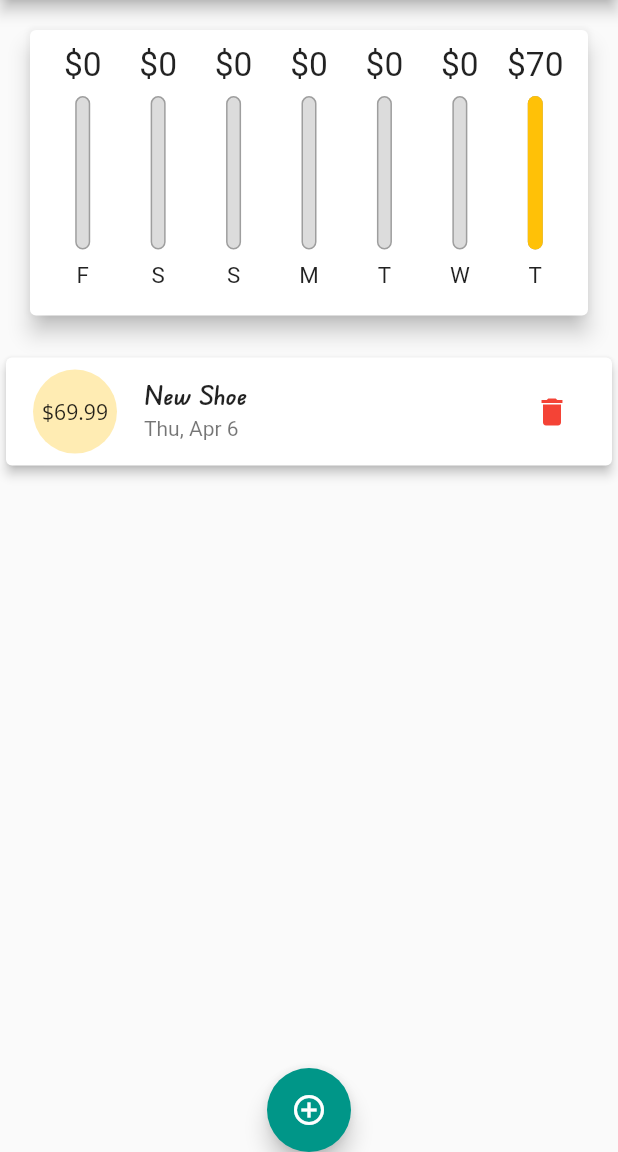
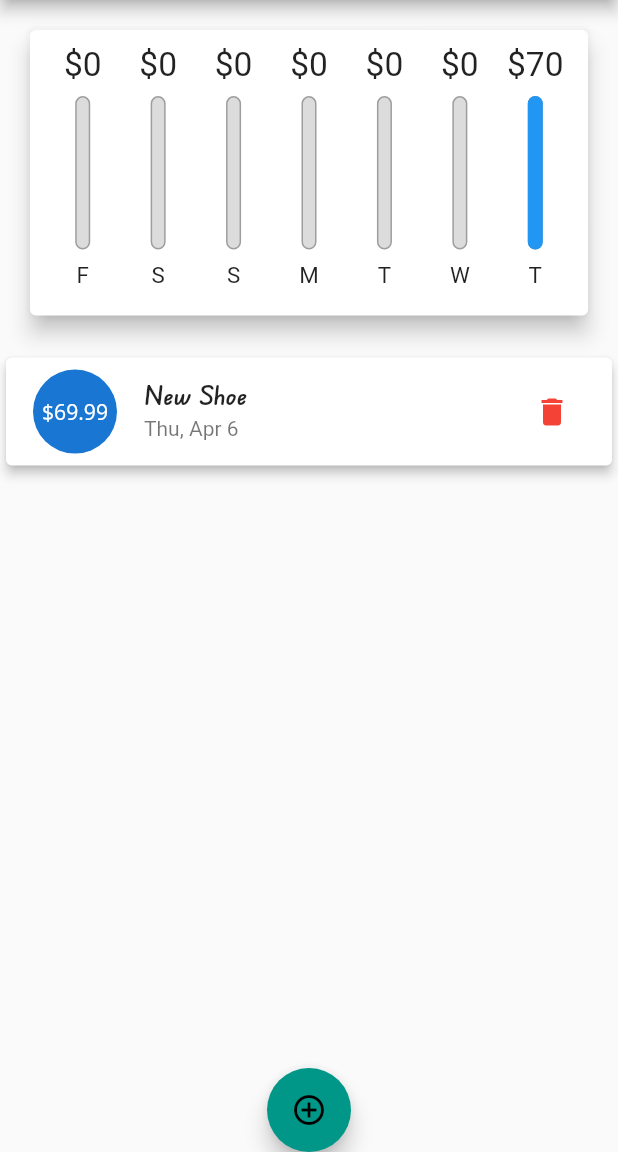
Before and after one commit to dorkydhruv/Transaction_App, a Flutter app: the screen it shows after launch, on a phone screen of 412 x 824 dp, the part 84-1236 px from its top. Run offline on Flutter 3.47's test engine with Material 2 defaults, Android fonts, the phone set to English and light mode, and no system bars.

Commit message:
IOS & code fixes

```diff
--- a/lib/main.dart
+++ b/lib/main.dart
@@ -1,46 +1,64 @@
+import 'package:flutter/cupertino.dart';
 import 'package:flutter/material.dart';
+import 'dart:io';
 import 'package:learning/widget/chart.dart';
 import 'package:learning/widget/newTransaction.dart';
 import 'package:learning/widget/tarnsaction_list.dart';
 //import 'package:learning/widget/userTransaction.dart';
 import './models/transaction.dart';
 
-void main() => runApp(MyApp());
+void main() => runApp(const MyApp());
 
 class MyApp extends StatelessWidget {
+  const MyApp({super.key});
+
   @override
   Widget build(BuildContext context) {
     return MaterialApp(
       debugShowCheckedModeBanner: false,
       title: 'Personal Expenses',
       theme: ThemeData(
-          primarySwatch: Colors.amber,
-          accentColor: Colors.teal,
-          errorColor: Colors.red,
           fontFamily: 'OpenSans',
           textTheme: ThemeData.light().textTheme.copyWith(
-              subtitle1: const TextStyle(
+              titleMedium: const TextStyle(
                   fontFamily: 'EduNSWAC',
                   fontWeight: FontWeight.w600,
                   fontSize: 18)),
           appBarTheme: AppBarTheme(
-              textTheme: ThemeData.light().textTheme.copyWith(
+              toolbarTextStyle: ThemeData.light()
+                  .textTheme
+                  .copyWith(
                       titleLarge: const TextStyle(
                     fontFamily: 'OpenSans',
                     fontSize: 20,
                     fontWeight: FontWeight.bold,
-                  )))),
-      home: MyHomePage(),
+                  ))
+                  .bodyMedium,
+              titleTextStyle: ThemeData.light()
+                  .textTheme
+                  .copyWith(
+                      titleLarge: const TextStyle(
+                    fontFamily: 'OpenSans',
+                    fontSize: 20,
+                    fontWeight: FontWeight.bold,
+                  ))
+                  .titleLarge),
+          colorScheme: ColorScheme.fromSwatch(primarySwatch: Colors.amber)
+              .copyWith(secondary: Colors.teal)
+              .copyWith(error: Colors.red)),
+      home: const MyHomePage(),
     );
   }
 }
 
 class MyHomePage extends StatefulWidget {
+  const MyHomePage({super.key});
+
   @override
   State<MyHomePage> createState() => _MyHomePageState();
 }
 
-class _MyHomePageState extends State<MyHomePage> {
+class _MyHomePageState extends State<MyHomePage> with WidgetsBindingObserver {
   final List<Transaction> _userTransaction = [
     Transaction(
         id: 't1', title: 'New Shoe', amount: 69.99, date: DateTime.now()),
@@ -58,6 +76,29 @@ class _MyHomePageState extends State<MyHomePage> {
   }
 
   bool _showChart = false;
+
+  @override
+  void initState() {
+    WidgetsBinding.instance.addObserver(this);
+    // ignore: todo
+    // TODO: implement initState
+    super.initState();
+  }
+
+  @override
+  void didChangeAppLifecycleState(AppLifecycleState state) {
+    // ignore: todo
+    // TODO: implement didChangeAppLifecycleState
+    super.didChangeAppLifecycleState(state);
+  }
+
+  @override
+  void dispose() {
+    // ignore: todo
+    // TODO: implement dispose
+    WidgetsBinding.instance.removeObserver(this);
+    super.dispose();
+  }
 
   void _newTransaction(String txtitle, double txamount, DateTime chosenDate) {
     final newTx = Transaction(
@@ -95,31 +136,46 @@ class _MyHomePageState extends State<MyHomePage> {
   Widget build(BuildContext context) {
     final mediaquery = MediaQuery.of(context);
     final isLandscape = mediaquery.orientation == Orientation.landscape;
-    final appbar = AppBar(
+    // ignore: prefer_const_constructors
+    final PreferredSizeWidget appbar = (Platform.isIOS
+        ? CupertinoNavigationBar(
+            middle: const Text('Personal Expenses'),
+            trailing: Row(
+              mainAxisSize: MainAxisSize.min,
+              children: [
+                GestureDetector(
+                  child: const Icon(CupertinoIcons.add),
+                  onTap: () => _startNewTx(context),
+                )
+              ],
+            ),
+          )
+        : AppBar(
             title: const Text('Personal Expenses'),
             actions: [
               IconButton(
-            onPressed: () => _startNewTx(context), icon: const Icon(Icons.add))
+                  onPressed: () => _startNewTx(context),
+                  icon: const Icon(Icons.add))
             ],
-    );
-    final txlistwidget = Container(
+          )) as PreferredSizeWidget;
+    final txlistwidget = SizedBox(
         height: (mediaquery.size.height -
                 appbar.preferredSize.height -
                 mediaquery.padding.top) *
             0.6,
         child: TransactionList(_userTransaction, _deleteTransaction));
-    return Scaffold(
-      appBar: appbar,
-      body: Column(
-        //mainAxisAlignment: MainAxisAlignment.center,
-        crossAxisAlignment: CrossAxisAlignment.stretch,
-        children: [
-          if (isLandscape)
+
+    List<Widget> buildLandscapeContent() {
+      return [
         Row(
           mainAxisAlignment: MainAxisAlignment.center,
           children: [
+            Text(
+              'Show Chart',
+              style: Theme.of(context).textTheme.titleMedium,
+            ),
             Switch.adaptive(
-                    activeColor: Theme.of(context).accentColor,
+                activeColor: Theme.of(context).colorScheme.secondary,
                 value: _showChart,
                 onChanged: (val) {
                   setState(() {
@@ -128,27 +184,51 @@ class _MyHomePageState extends State<MyHomePage> {
                 })
           ],
         ),
-          if (isLandscape)
         _showChart == true
-                ? Container(
+            ? SizedBox(
                 height: (mediaquery.size.height -
                         appbar.preferredSize.height -
                         mediaquery.padding.top) *
                     0.7,
                 child: Chart(_recentTransactions))
             : txlistwidget,
-          if (!isLandscape)
-            Container(
+      ];
+    }
+
+    List<Widget> buildPotraitContent() {
+      return [
+        SizedBox(
             height: (mediaquery.size.height -
                     appbar.preferredSize.height -
                     mediaquery.padding.top) *
                 0.3,
             child: Chart(_recentTransactions)),
-          if (!isLandscape) txlistwidget,
+        txlistwidget
+      ];
+    }
+
+    final body = SafeArea(
+      child: SingleChildScrollView(
+        child: Column(
+          //mainAxisAlignment: MainAxisAlignment.center,
+          crossAxisAlignment: CrossAxisAlignment.stretch,
+          children: [
+            if (isLandscape) ...buildLandscapeContent(),
+            if (!isLandscape) ...buildPotraitContent(),
           ],
         ),
-      floatingActionButtonLocation: FloatingActionButtonLocation.centerDocked,
-      floatingActionButton: FloatingActionButton(
+      ),
+    );
+    return Platform.isIOS
+        ? CupertinoPageScaffold(child: body)
+        : Scaffold(
+            appBar: appbar,
+            body: body,
+            floatingActionButtonLocation:
+                FloatingActionButtonLocation.centerDocked,
+            floatingActionButton: Platform.isIOS
+                ? null
+                : FloatingActionButton(
                     onPressed: () => _startNewTx(context),
                     child: const Icon(Icons.add_circle_outline_sharp),
                   ),
--- a/lib/models/transaction.dart
+++ b/lib/models/transaction.dart
@@ -1,5 +1,3 @@
-import 'package:flutter/material.dart';
-
 class Transaction {
   final String id;
   final String title;
--- a/lib/widget/chart.dart
+++ b/lib/widget/chart.dart
@@ -1,15 +1,14 @@
 import 'package:flutter/material.dart';
 import 'package:intl/intl.dart';
-import 'package:flutter/src/widgets/framework.dart';
-import 'package:flutter/src/widgets/placeholder.dart';
 import 'package:learning/models/transaction.dart';
 import 'package:learning/widget/chart_bar.dart';
 
 class Chart extends StatelessWidget {
   final List<Transaction> recentTransactions;
 
-  Chart(this.recentTransactions);
-  List<Map<String, dynamic>> get GroupedTransactionValues {
+  // ignore: use_key_in_widget_constructors
+  const Chart(this.recentTransactions);
+  List<Map<String, dynamic>> get groupedTransactionValues {
     return List.generate(7, (index) {
       final weekDay = DateTime.now().subtract(
         Duration(days: index),
@@ -31,7 +30,7 @@ class Chart extends StatelessWidget {
   }
 
   double get totalSpending {
-    return GroupedTransactionValues.fold(0.0, (sum, item) {
+    return groupedTransactionValues.fold(0.0, (sum, item) {
       return sum + item['amount'];
     });
   }
@@ -42,10 +41,10 @@ class Chart extends StatelessWidget {
       elevation: 6,
       margin: const EdgeInsets.all(20),
       child: Padding(
-        padding: EdgeInsets.all(10),
+        padding: const EdgeInsets.all(10),
         child: Row(
           mainAxisAlignment: MainAxisAlignment.spaceAround,
-          children: GroupedTransactionValues.map((data) {
+          children: groupedTransactionValues.map((data) {
             return Flexible(
               fit: FlexFit.tight,
               child: ChartBar(
--- a/lib/widget/tarnsaction_list.dart
+++ b/lib/widget/tarnsaction_list.dart
@@ -1,6 +1,5 @@
 // ignore: unused_import
 import 'package:flutter/material.dart';
-import '../main.dart';
 import '../models/transaction.dart';
 import 'package:intl/intl.dart';
 
@@ -9,7 +8,7 @@ class TransactionList extends StatelessWidget {
   final List<Transaction> transactions;
   final Function deletetx;
 
-  TransactionList(this.transactions, this.deletetx);
+  const TransactionList(this.transactions, this.deletetx, {super.key});
 
   @override
   Widget build(BuildContext context) {
@@ -22,13 +21,13 @@ class TransactionList extends StatelessWidget {
                 children: [
                   Text(
                     'No Transaction !',
-                    style: Theme.of(context).textTheme.subtitle1,
+                    style: Theme.of(context).textTheme.titleMedium,
                   ),
                   const SizedBox(
                     height: 30,
                     width: double.infinity,
                   ),
-                  Container(
+                  SizedBox(
                     height: constraints.maxHeight * 0.7,
                     child: Image.asset(
                       'assets/images/cheems.png',
@@ -41,7 +40,8 @@ class TransactionList extends StatelessWidget {
           : ListView.builder(
               itemBuilder: (ctx, index) {
                 return Card(
-                    margin: EdgeInsets.symmetric(vertical: 8, horizontal: 4),
+                    margin:
+                        const EdgeInsets.symmetric(vertical: 8, horizontal: 4),
                     elevation: 3,
                     child: ListTile(
                       leading: CircleAvatar(
@@ -54,7 +54,7 @@ class TransactionList extends StatelessWidget {
                       ),
                       title: Text(
                         transactions[index].title,
-                        style: Theme.of(context).textTheme.subtitle1,
+                        style: Theme.of(context).textTheme.titleMedium,
                       ),
                       subtitle: Text(
                         DateFormat.MMMEd().format(transactions[index].date),
@@ -62,10 +62,11 @@ class TransactionList extends StatelessWidget {
                       trailing: MediaQuery.of(context).size.width > 460
                           ? TextButton.icon(
                               onPressed: () => deletetx(transactions[index].id),
-                              icon: Icon(Icons.delete),
-                              label: Text('Delete'),
+                              icon: const Icon(Icons.delete),
+                              label: const Text('Delete'),
                               style: TextButton.styleFrom(
-                                  primary: Theme.of(context).errorColor),
+                                  foregroundColor:
+                                      Theme.of(context).colorScheme.error),
                             )
                           : IconButton(
                               // ignore: prefer_const_constructors
```
Also changed, not shown: lib/widget/adaptiveFlatbutton.dart (added, +31 -0 lines), lib/widget/newTransaction.dart (+6 -13 lines), 1 other file. Lines whose indentation alone changed are shown as unchanged.
